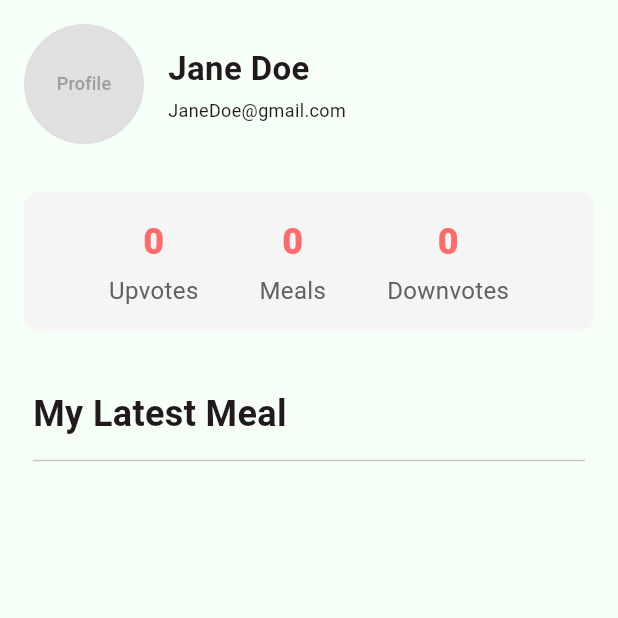
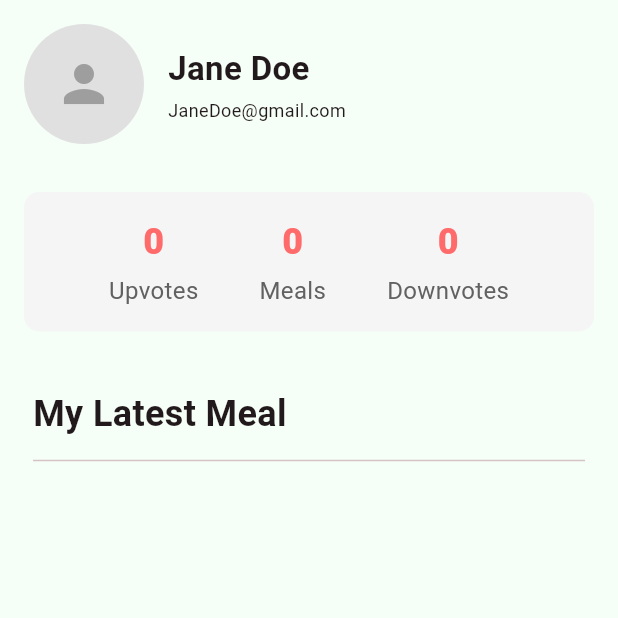
Before and after one commit to AdrianL1123/Wheel-Bites, a Flutter app: the ProfileScreen screen opened by its route, on a phone screen of 412 x 824 dp, the top half of it. Run offline on Flutter 3.47's test engine with Material 3 defaults, Android fonts, the phone set to English and light mode, and no system bars; drawn by our look-alikes of curved_navigation_bar; our stand-ins replace another_flushbar, file_picker, flutter_dotenv, flutter_fortune_wheel, flutter_svg, go_router and 2 more; accounts and stored records are empty; network calls fail; Roboto replaces fonts that are missing (Poppins).

Commit message:
tweak profile ui

```diff
--- a/lib/ui/profile/profile_screen.dart
+++ b/lib/ui/profile/profile_screen.dart
@@ -100,10 +100,10 @@ class _ProfileScreenState extends State<ProfileScreen> {
                     CircleAvatar(
                       radius: 40,
                       backgroundColor: Colors.grey[300],
-                      child: Text(
-                        'Profile',
-                        textAlign: TextAlign.center,
-                        style: TextStyle(color: Colors.grey[500], fontSize: 12),
+                      child: Icon(
+                        Icons.person,
+                        color: Colors.grey[500],
+                        size: 40,
                       ),
                     ),
                     const SizedBox(width: 16),
```
